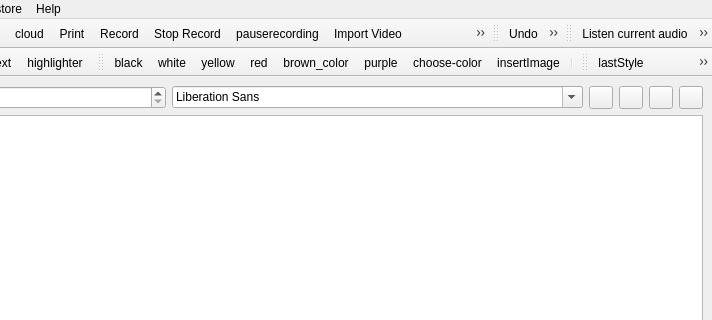
First picture: the form in src/mainwindow.ui, repository giacomogroppi/writernote-qt, before the edit; both pictures show x 255 to 967 and y 0 to 320 of the 967 by 651 pixel window.
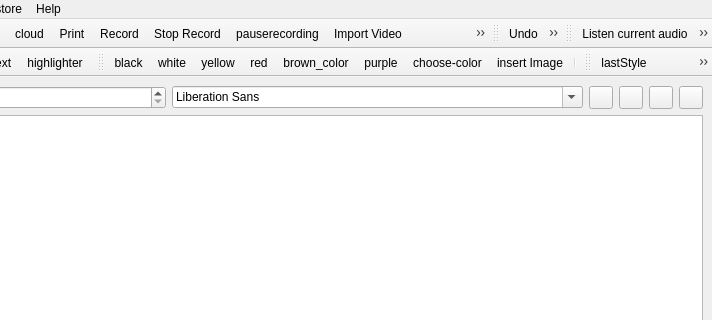
Second picture: the form after the edit. Icons and pictures are not drawn.

What changed in the file:
```diff
--- a/src/mainwindow.ui
+++ b/src/mainwindow.ui
@@ -828,7 +828,7 @@
      <normaloff>:/image/images/image.png</normaloff>:/image/images/image.png</iconset>
    </property>
    <property name="text">
-    <string>insertImage</string>
+    <string>insert Image</string>
    </property>
   </action>
   <action name="actionnew_sheet">
```
